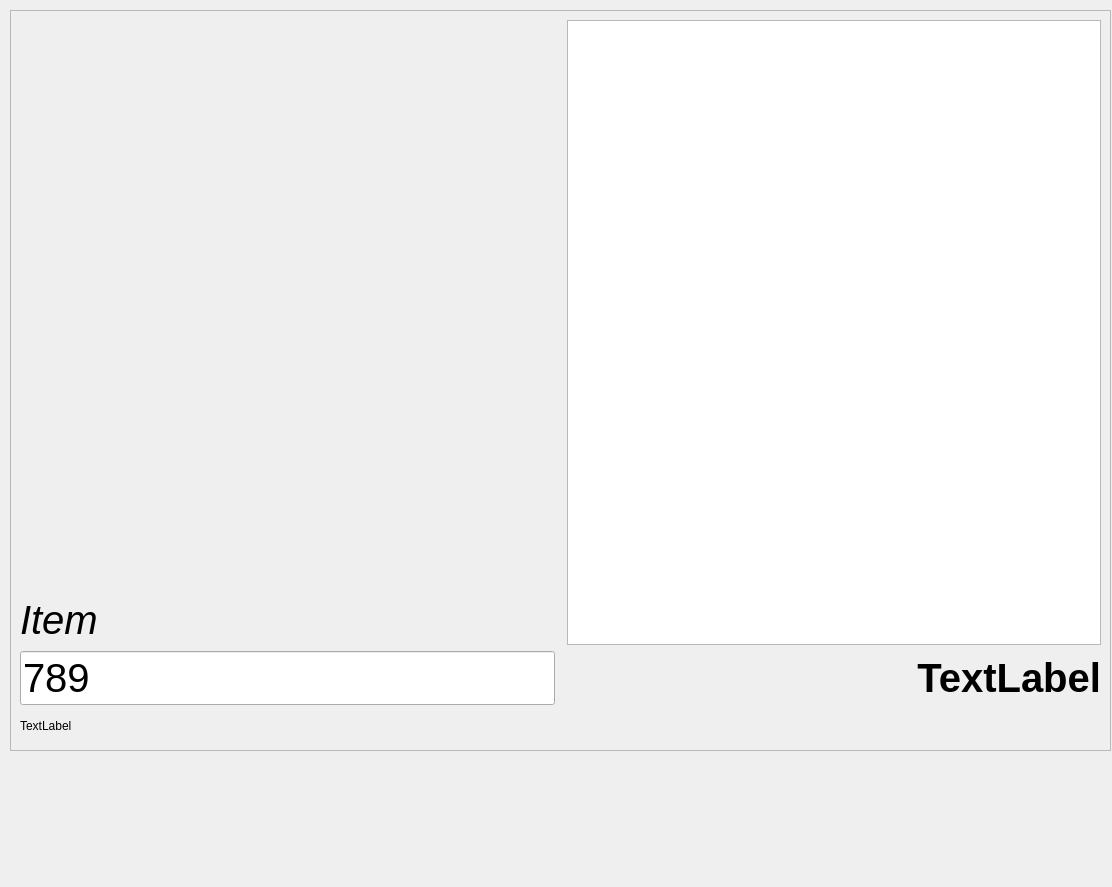
Above: tela.ui from chriscoliveira/SisVendas before the change. Below: the same form after it.
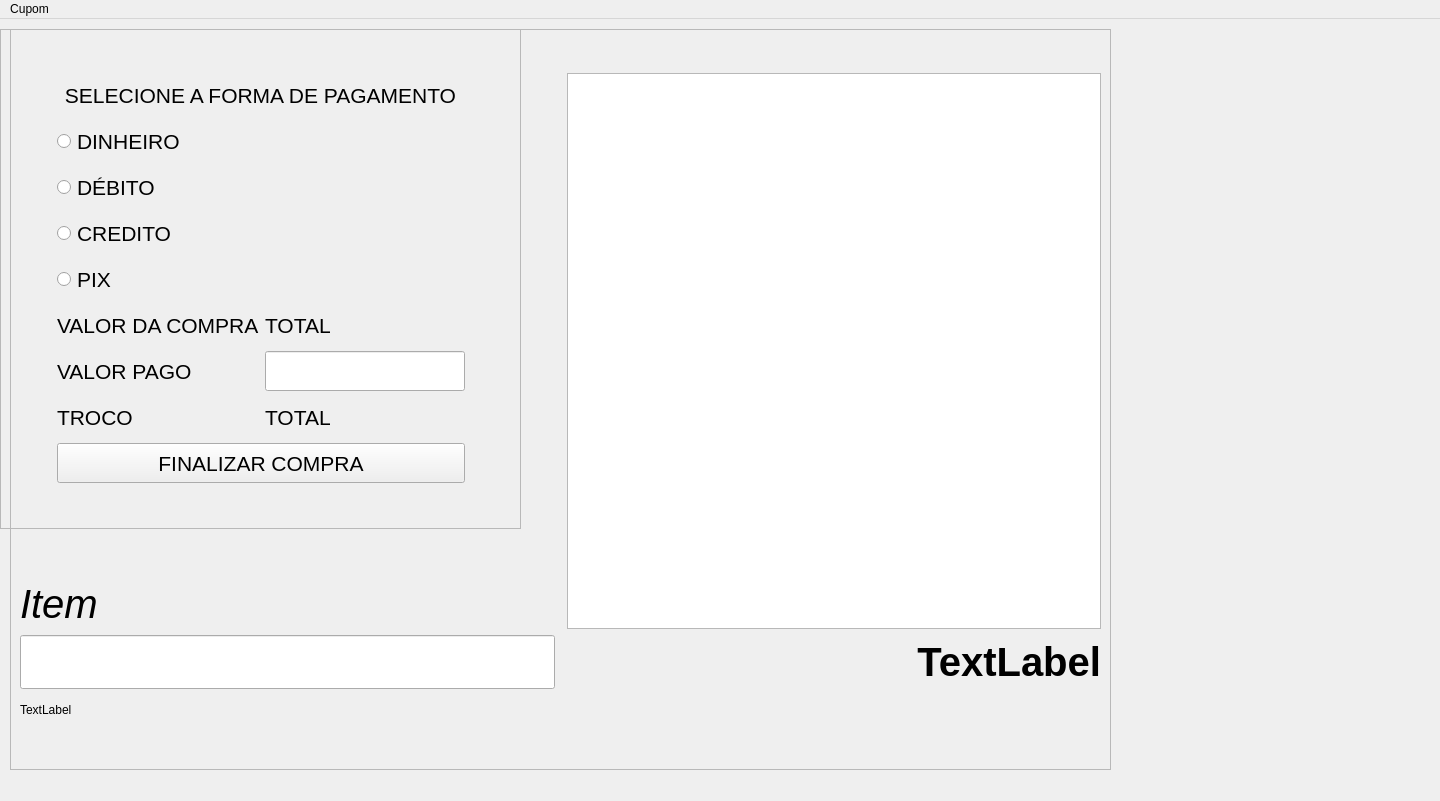
That is the form after the change.

Diff of the .ui file:
```diff
--- a/tela.ui
+++ b/tela.ui
@@ -6,8 +6,8 @@
    <rect>
     <x>0</x>
     <y>0</y>
-    <width>1112</width>
-    <height>887</height>
+    <width>1440</width>
+    <height>801</height>
    </rect>
   </property>
   <property name="windowTitle">
@@ -34,6 +34,12 @@
       <layout class="QGridLayout" name="gridLayout">
        <item row="0" column="3" rowspan="2">
         <widget class="QListWidget" name="lst_itens">
+         <property name="maximumSize">
+          <size>
+           <width>550</width>
+           <height>2000</height>
+          </size>
+         </property>
          <property name="font">
           <font>
            <pointsize>25</pointsize>
@@ -43,12 +49,18 @@
        </item>
        <item row="0" column="1">
         <widget class="QLabel" name="label">
+         <property name="maximumSize">
+          <size>
+           <width>600</width>
+           <height>500</height>
+          </size>
+         </property>
          <property name="text">
           <string/>
          </property>
         </widget>
        </item>
-       <item row="3" column="1" colspan="3">
+       <item row="4" column="1" colspan="3">
         <widget class="QLabel" name="lbl_rodape">
          <property name="maximumSize">
           <size>
@@ -65,7 +77,7 @@
         <widget class="QLabel" name="lbl_item">
          <property name="maximumSize">
           <size>
-           <width>540</width>
+           <width>3000</width>
            <height>50</height>
           </size>
          </property>
@@ -82,6 +94,12 @@
        </item>
        <item row="2" column="3">
         <widget class="QLabel" name="lbl_total">
+         <property name="maximumSize">
+          <size>
+           <width>550</width>
+           <height>16777215</height>
+          </size>
+         </property>
          <property name="font">
           <font>
            <pointsize>30</pointsize>
@@ -100,13 +118,19 @@
        </item>
        <item row="2" column="1">
         <widget class="QLineEdit" name="txt_ean">
+         <property name="maximumSize">
+          <size>
+           <width>3000</width>
+           <height>16777215</height>
+          </size>
+         </property>
          <property name="font">
           <font>
            <pointsize>30</pointsize>
           </font>
          </property>
          <property name="text">
-          <string>789</string>
+          <string/>
          </property>
         </widget>
        </item>
@@ -114,7 +138,291 @@
      </item>
     </layout>
    </widget>
+   <widget class="QFrame" name="frame_subtotal">
+    <property name="geometry">
+     <rect>
+      <x>0</x>
+      <y>10</y>
+      <width>521</width>
+      <height>500</height>
+     </rect>
+    </property>
+    <property name="maximumSize">
+     <size>
+      <width>600</width>
+      <height>500</height>
+     </size>
+    </property>
+    <property name="styleSheet">
+     <string notr="true"/>
+    </property>
+    <property name="frameShape">
+     <enum>QFrame::StyledPanel</enum>
+    </property>
+    <property name="frameShadow">
+     <enum>QFrame::Raised</enum>
+    </property>
+    <layout class="QGridLayout" name="gridLayout_4">
+     <item row="0" column="1">
+      <layout class="QGridLayout" name="gridLayout_3">
+       <item row="5" column="2">
+        <widget class="QLabel" name="lb_total">
+         <property name="font">
+          <font>
+           <pointsize>16</pointsize>
+          </font>
+         </property>
+         <property name="text">
+          <string>TOTAL</string>
+         </property>
+        </widget>
+       </item>
+       <item row="6" column="2">
+        <widget class="QLineEdit" name="ed_valorPago">
+         <property name="maximumSize">
+          <size>
+           <width>200</width>
+           <height>40</height>
+          </size>
+         </property>
+         <property name="font">
+          <font>
+           <pointsize>16</pointsize>
+          </font>
+         </property>
+        </widget>
+       </item>
+       <item row="6" column="1">
+        <widget class="QLabel" name="label_5">
+         <property name="maximumSize">
+          <size>
+           <width>16777215</width>
+           <height>40</height>
+          </size>
+         </property>
+         <property name="font">
+          <font>
+           <pointsize>16</pointsize>
+          </font>
+         </property>
+         <property name="text">
+          <string>VALOR PAGO</string>
+         </property>
+        </widget>
+       </item>
+       <item row="7" column="1">
+        <widget class="QLabel" name="label_6">
+         <property name="maximumSize">
+          <size>
+           <width>16777215</width>
+           <height>40</height>
+          </size>
+         </property>
+         <property name="font">
+          <font>
+           <pointsize>16</pointsize>
+          </font>
+         </property>
+         <property name="text">
+          <string>TROCO</string>
+         </property>
+        </widget>
+       </item>
+       <item row="7" column="2">
+        <widget class="QLabel" name="lb_troco">
+         <property name="maximumSize">
+          <size>
+           <width>16777215</width>
+           <height>40</height>
+          </size>
+         </property>
+         <property name="font">
+          <font>
+           <pointsize>16</pointsize>
+          </font>
+         </property>
+         <property name="text">
+          <string>TOTAL</string>
+         </property>
+        </widget>
+       </item>
+       <item row="4" column="1" colspan="2">
+        <widget class="QRadioButton" name="rb_pix">
+         <property name="maximumSize">
+          <size>
+           <width>16777215</width>
+           <height>40</height>
+          </size>
+         </property>
+         <property name="font">
+          <font>
+           <pointsize>16</pointsize>
+          </font>
+         </property>
+         <property name="text">
+          <string>PIX</string>
+         </property>
+        </widget>
+       </item>
+       <item row="3" column="1" colspan="2">
+        <widget class="QRadioButton" name="rb_credito">
+         <property name="maximumSize">
+          <size>
+           <width>16777215</width>
+           <height>40</height>
+          </size>
+         </property>
+         <property name="font">
+          <font>
+           <pointsize>16</pointsize>
+          </font>
+         </property>
+         <property name="text">
+          <string>CREDITO</string>
+         </property>
+        </widget>
+       </item>
+       <item row="2" column="1" colspan="2">
+        <widget class="QRadioButton" name="rb_debito">
+         <property name="maximumSize">
+          <size>
+           <width>16777215</width>
+           <height>40</height>
+          </size>
+         </property>
+         <property name="font">
+          <font>
+           <pointsize>16</pointsize>
+          </font>
+         </property>
+         <property name="text">
+          <string>DÉBITO</string>
+         </property>
+        </widget>
+       </item>
+       <item row="1" column="1" colspan="2">
+        <widget class="QRadioButton" name="rb_dinheiro">
+         <property name="maximumSize">
+          <size>
+           <width>16777215</width>
+           <height>40</height>
+          </size>
+         </property>
+         <property name="font">
+          <font>
+           <pointsize>16</pointsize>
+          </font>
+         </property>
+         <property name="text">
+          <string>DINHEIRO</string>
+         </property>
+        </widget>
+       </item>
+       <item row="0" column="0" colspan="4">
+        <widget class="QLabel" name="label_2">
+         <property name="maximumSize">
+          <size>
+           <width>16777215</width>
+           <height>40</height>
+          </size>
+         </property>
+         <property name="font">
+          <font>
+           <pointsize>16</pointsize>
+          </font>
+         </property>
+         <property name="text">
+          <string>SELECIONE A FORMA DE PAGAMENTO</string>
+         </property>
+         <property name="alignment">
+          <set>Qt::AlignCenter</set>
+         </property>
+        </widget>
+       </item>
+       <item row="5" column="1">
+        <widget class="QLabel" name="label_4">
+         <property name="maximumSize">
+          <size>
+           <width>16777215</width>
+           <height>40</height>
+          </size>
+         </property>
+         <property name="font">
+          <font>
+           <pointsize>16</pointsize>
+          </font>
+         </property>
+         <property name="text">
+          <string>VALOR DA COMPRA</string>
+         </property>
+        </widget>
+       </item>
+       <item row="8" column="1" colspan="2">
+        <widget class="QPushButton" name="bt_finalizar">
+         <property name="maximumSize">
+          <size>
+           <width>16777215</width>
+           <height>40</height>
+          </size>
+         </property>
+         <property name="font">
+          <font>
+           <pointsize>16</pointsize>
+          </font>
+         </property>
+         <property name="text">
+          <string>FINALIZAR COMPRA</string>
+         </property>
+        </widget>
+       </item>
+      </layout>
+     </item>
+    </layout>
+   </widget>
   </widget>
+  <widget class="QMenuBar" name="menuBar">
+   <property name="geometry">
+    <rect>
+     <x>0</x>
+     <y>0</y>
+     <width>1440</width>
+     <height>21</height>
+    </rect>
+   </property>
+   <widget class="QMenu" name="menuSubTotal">
+    <property name="title">
+     <string>Cupom</string>
+    </property>
+    <addaction name="actionCancelaItem"/>
+    <addaction name="actionFinalizaCupom"/>
+    <addaction name="actionCancelaCupom"/>
+   </widget>
+   <addaction name="menuSubTotal"/>
+  </widget>
+  <action name="actionCancelaItem">
+   <property name="text">
+    <string>CancelaItem</string>
+   </property>
+   <property name="shortcut">
+    <string>Ctrl+C</string>
+   </property>
+  </action>
+  <action name="actionFinalizaCupom">
+   <property name="text">
+    <string>FinalizaCupom</string>
+   </property>
+   <property name="shortcut">
+    <string>Ctrl+F</string>
+   </property>
+  </action>
+  <action name="actionCancelaCupom">
+   <property name="text">
+    <string>CancelaCupom</string>
+   </property>
+   <property name="shortcut">
+    <string>Ctrl+Shift+C</string>
+   </property>
+  </action>
  </widget>
  <resources/>
  <connections/>
```
